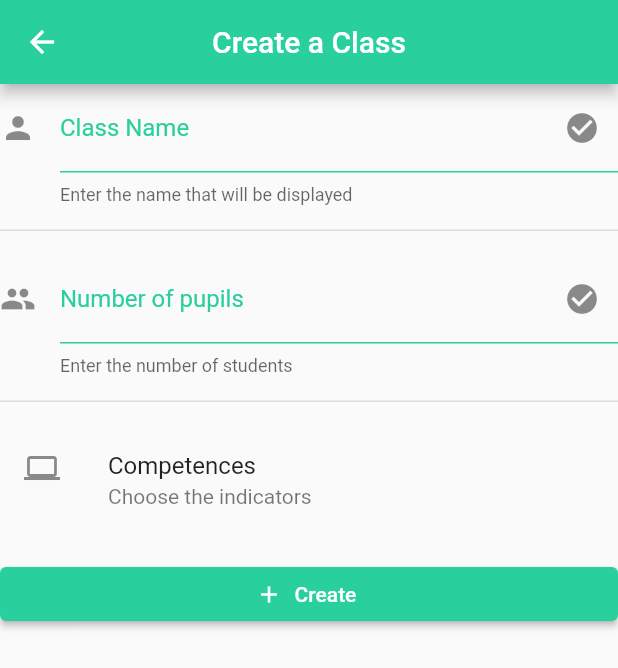
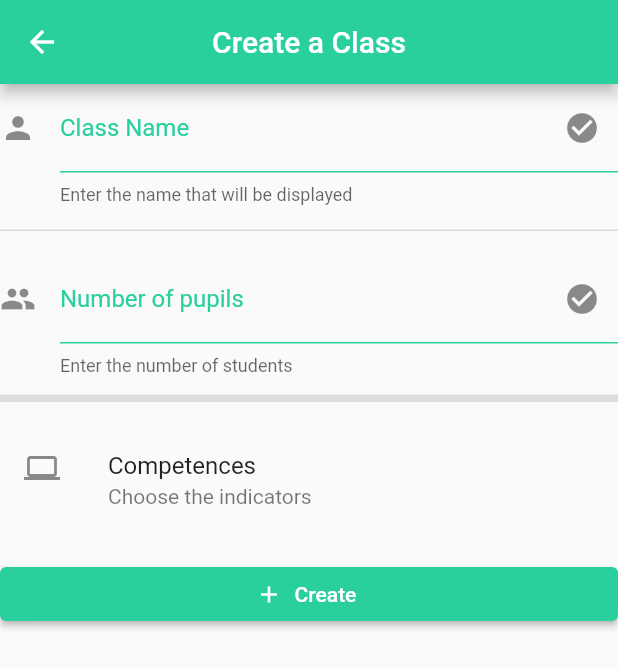
Before and after one commit to n1ghtbyte/Assessments-App, a Flutter app: the ClassesCreatePage screen opened directly, on a phone screen of 412 x 824 dp. Shown: the top 668 px of the screen. Run offline on Flutter 3.47's test engine with Material 2 defaults, Android fonts, the phone set to English and light mode, and no system bars; our stand-ins replace cloud_firestore, firebase_auth, firebase_core, fl_chart, flutter_speed_dial; accounts and stored records are empty.

Commit message:
fixing checkboxes

```diff
--- a/lib/pages/Teacher/Classes/ClassesCreatePage.dart
+++ b/lib/pages/Teacher/Classes/ClassesCreatePage.dart
@@ -1,20 +1,18 @@
-import 'dart:async';
 import 'package:flutter/material.dart';
 import 'package:assessments_app/assets/Mypluggin.dart';
 import 'package:cloud_firestore/cloud_firestore.dart';
 import 'package:firebase_auth/firebase_auth.dart';
 
 class ClassesCreatePage extends StatefulWidget {
-  const ClassesCreatePage({required this.addMessage});
-
-  final FutureOr<void> Function(String message) addMessage;
+  const ClassesCreatePage({Key? key}) : super(key: key);
 
   @override
   _ClassesCreatePageState createState() => _ClassesCreatePageState();
 }
 
 class _ClassesCreatePageState extends State<ClassesCreatePage> {
-  late Stream<QuerySnapshot> _stream;
+  late Stream<QuerySnapshot> _stream =
+      FirebaseFirestore.instance.collection('Competences').snapshots();
 
   final _controllerName = TextEditingController();
   final _controllerMaxStudents = TextEditingController();
@@ -71,12 +69,6 @@ class _ClassesCreatePageState extends State<ClassesCreatePage> {
   }
 
   List<Map<String, dynamic>> _comps = [];
-  @override
-  void initState() {
-    // Only create the stream once
-    _stream = FirebaseFirestore.instance.collection('Competences').snapshots();
-    super.initState();
-  }
 
   @override
   Widget build(BuildContext context) {
@@ -108,6 +100,7 @@ class _ClassesCreatePageState extends State<ClassesCreatePage> {
             _comps.add(foo);
             // print(foo['Name']);
           }
+          print(_competences);
 
           return Scaffold(
             appBar: AppBar(
@@ -148,6 +141,7 @@ class _ClassesCreatePageState extends State<ClassesCreatePage> {
                   ),
                   TextFormField(
                     controller: _controllerMaxStudents,
+                    keyboardType: TextInputType.number,
                     decoration: InputDecoration(
                       icon: Icon(Icons.group),
                       labelText: 'Number of pupils',
@@ -167,7 +161,7 @@ class _ClassesCreatePageState extends State<ClassesCreatePage> {
                     height: 16,
                   ),
                   Divider(
-                    thickness: 1,
+                    thickness: 5,
                     height: 1,
                   ),
                   const SizedBox(
@@ -180,59 +174,18 @@ class _ClassesCreatePageState extends State<ClassesCreatePage> {
                     enabled: true,
                     // trailing: Icon(Icons.arrow_drop_down),
                   ),
-
                   const SizedBox(
                     height: 16,
                   ),
                   for (var i = 0; i < actualNumberComp; i++)
                     ParentChildCheckbox(
-                        parent: Text(
-                          _comps[i]['Name'],
-                          style: TextStyle(
-                              fontWeight: FontWeight.bold, fontSize: 16),
-                        ),
-                        children: textify(_comps[i].keys.toList())),
-
-                  // ParentChildCheckbox(
-                  //   parent: Text('Critical Thinking'),
-                  //   children: [
-                  //     Text('Showing critical spirit'),
-                  //     Text('Actively participating in discussion'),
-                  //   ],
-                  //   parentCheckboxColor: Colors.lightBlue,
-                  //   childrenCheckboxColor: Colors.greenAccent,
-                  // ),
-
-                  // ParentChildCheckbox(
-                  //   parent: Text('Creativity'),
-                  //   children: [
-                  //     Text(
-                  //         'Contributing suggestions for the ideas, \nsituations, cases or problems posed'),
-                  //     Text(
-                  //         'Proposing ideas that are innovative as far\n as contents, development, etc. are concerned'),
-                  //   ],
-                  //   parentCheckboxColor: Colors.lightBlue,
-                  //   childrenCheckboxColor: Colors.pink,
-                  // ),
-                  // ParentChildCheckbox(
-                  //   parent: Text('Interpersonal Communication'),
-                  //   children: [
-                  //     Text('Listening attentively'),
-                  //     Text('Saying what one thinks and feels on a subject'),
-                  //   ],
-                  //   parentCheckboxColor: Colors.lightBlue,
-                  //   childrenCheckboxColor: Colors.pink,
-                  // ),
-                  // // ElevatedButton.icon(
-                  // //   onPressed: () {},
-                  // //   icon: Icon(Icons.add, size: 18),
-                  // //   label: Text('Create'),
-
-                  // // ),
-                  // const SizedBox(
-                  //   height: 32,
-                  // ),
-
+                      parent: Text(
+                        _comps[i]['Name'],
+                        style: TextStyle(
+                            fontWeight: FontWeight.bold, fontSize: 16),
+                      ),
+                      children: textify(_comps[i].keys.toList()),
+                    ),
                   ElevatedButton.icon(
                     style: ElevatedButton.styleFrom(
                       onPrimary: Colors.white,
@@ -240,22 +193,13 @@ class _ClassesCreatePageState extends State<ClassesCreatePage> {
                     ),
                     onPressed: () {
                       addClass();
-                      // print("kiki");
-                      // print(ParentChildCheckbox.selectedChildrens.toString());
-
-                      // print(_competences.toString());
-                      // print(ParentChildCheckbox.selectedChildrens.entries);
-                      // print("koko");
-                      // print(_weights);
-
                       Navigator.pop(context);
+                      final snackBar =
+                          SnackBar(content: Text('Generating the join code'));
+                      ScaffoldMessenger.of(context).showSnackBar(snackBar);
                     },
                     // Navigator.pop(context);
 
-                    // final snackBar = SnackBar(
-                    //     content: Text(
-                    //         'The login credentials will be sent to your email :)'));
-                    // ScaffoldMessenger.of(context).showSnackBar(snackBar);
                     label: Text('Create'),
                     icon: Icon(Icons.add, size: 18),
                   ),
```
